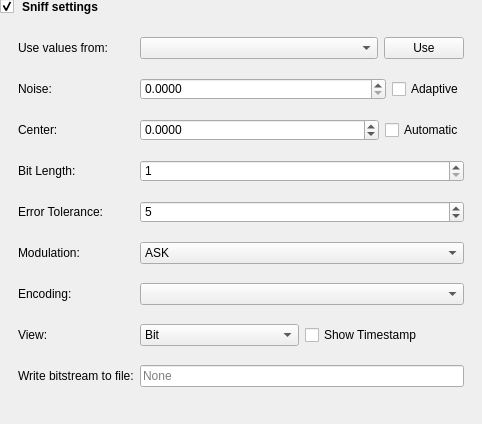
Old version of the form data/ui/send_recv_sniff_settings.ui in the repository jopohl/urh.
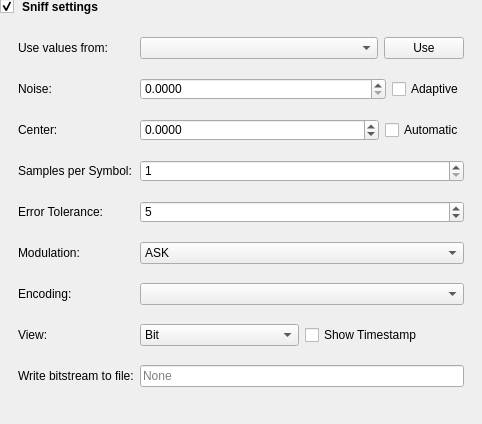
New version of the form. Icons and pictures are not drawn.

Commit message: bit len -> samples per symbol

```diff
--- a/data/ui/send_recv_sniff_settings.ui
+++ b/data/ui/send_recv_sniff_settings.ui
@@ -150,7 +150,7 @@
          <item row="3" column="0">
           <widget class="QLabel" name="label_sniff_BitLength">
            <property name="text">
-            <string>Bit Length:</string>
+            <string>Samples per Symbol:</string>
            </property>
           </widget>
          </item>
```
Left out of the diff: 4 changed lines with no effect on the pictures. The commit also changes 36 other files.
